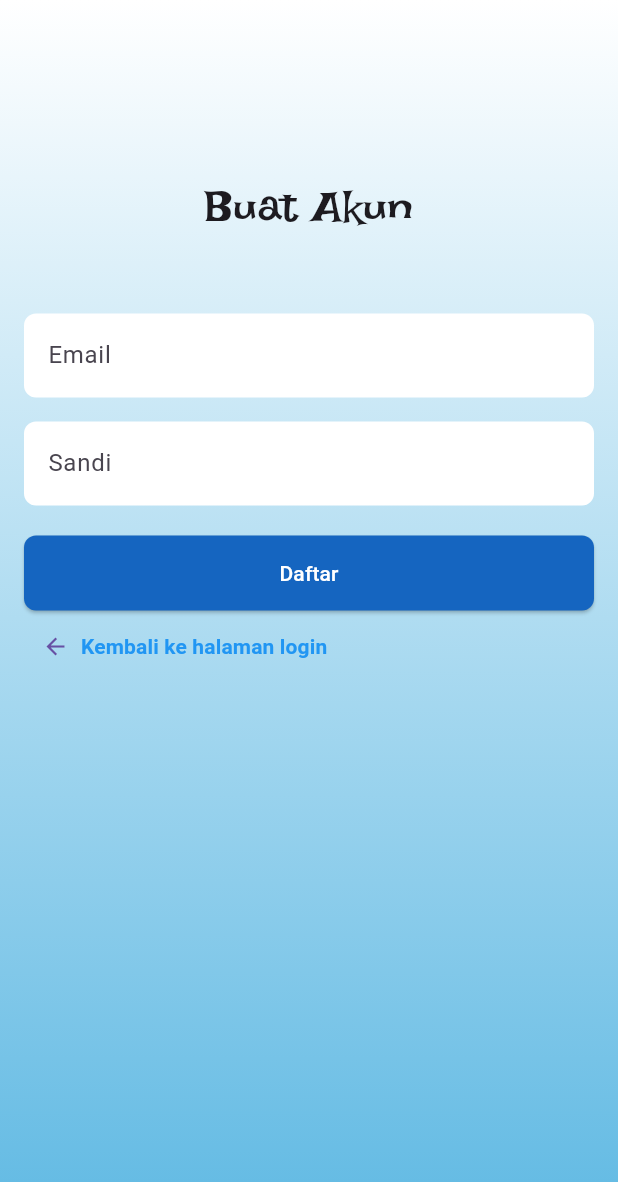
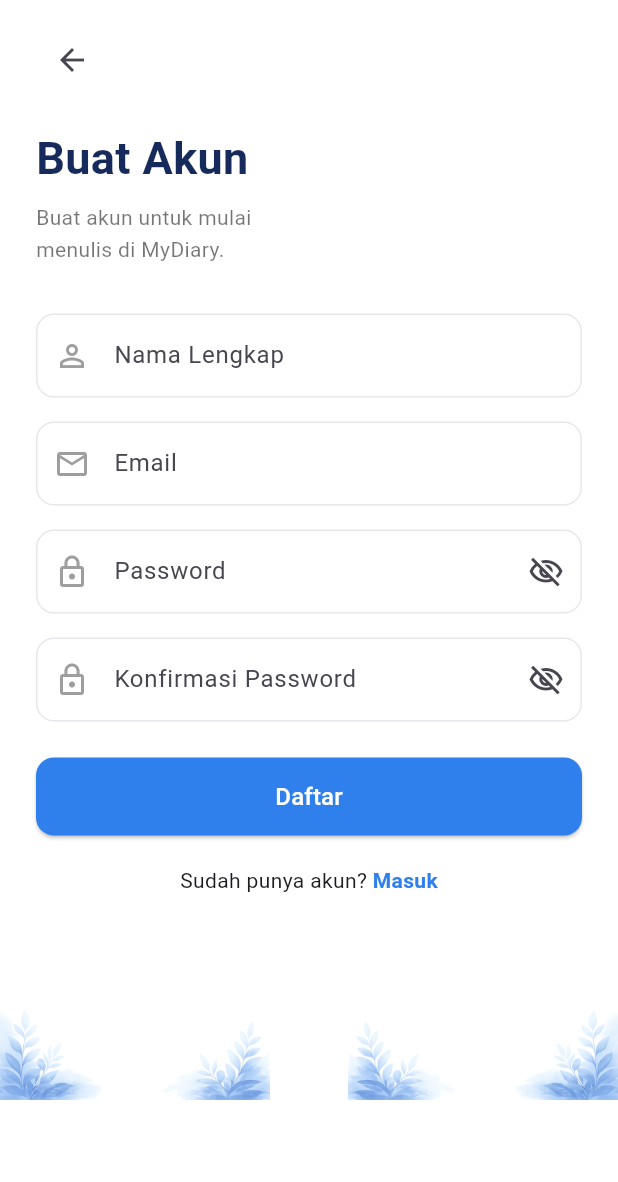
Before and after one commit to uinsaga-pmob/3A-02, a Flutter app: the RegisterPage screen opened directly, on a phone screen of 412 x 824 dp. Shown: the top 1182 px of the screen. Run offline on Flutter 3.47's test engine with Material 3 defaults, Android fonts, the phone set to English and light mode, and no system bars; our stand-ins replace image_picker, shared_preferences, sqflite; accounts and stored records are empty.

Commit message:
new register

```diff
--- a/lib/register_page.dart
+++ b/lib/register_page.dart
@@ -1,173 +1,280 @@
 import 'package:flutter/material.dart';
 import 'package:app_3a_02/database/db_helper.dart';
 
-class RegisterPage extends StatelessWidget {
-  RegisterPage({super.key});
-
-  final TextEditingController emailController = TextEditingController();
-
-  final TextEditingController passwordController = TextEditingController();
+class RegisterPage extends StatefulWidget {
+  const RegisterPage({super.key});
 
   @override
-  Widget build(BuildContext context) {
-    return SafeArea(
-      child: Scaffold(
-        body: Container(
-          decoration: BoxDecoration(
-            gradient: LinearGradient(
-              begin: Alignment.topCenter,
-              end: Alignment.bottomCenter,
-              colors: [Colors.white, Color(0xFF5FB9E3)],
-            ),
-          ),
+  State<RegisterPage> createState() => _RegisterPageState();
+}
 
-          padding: const EdgeInsets.all(16.0),
+class _RegisterPageState extends State<RegisterPage> {
+  final namaController = TextEditingController();
+  final emailController = TextEditingController();
+  final passwordController = TextEditingController();
+  final confirmPasswordController = TextEditingController();
 
-          child: Column(
-            children: [
-              SizedBox(height: 100),
+  bool hidePassword = true;
+  bool hideConfirmPassword = true;
 
-              // JUDUL
-              Text(
-                "Buat Akun",
-                style: TextStyle(fontFamily: "IrishGrover", fontSize: 30),
-              ),
+  @override
+  void dispose() {
+    namaController.dispose();
+    emailController.dispose();
+    passwordController.dispose();
+    confirmPasswordController.dispose();
+    super.dispose();
+  }
 
-              // FIELD EMAIL
-              SizedBox(height: 50),
+  Future<void> registerUser() async {
+    if (namaController.text.trim().isEmpty ||
+        emailController.text.trim().isEmpty ||
+        passwordController.text.trim().isEmpty ||
+        confirmPasswordController.text.trim().isEmpty) {
+      ScaffoldMessenger.of(
+        context,
+      ).showSnackBar(const SnackBar(content: Text("Semua field harus diisi")));
+      return;
+    }
 
-              TextField(
-                controller: emailController,
+    if (passwordController.text != confirmPasswordController.text) {
+      ScaffoldMessenger.of(context).showSnackBar(
+        const SnackBar(content: Text("Konfirmasi password tidak sesuai")),
+      );
+      return;
+    }
 
-                decoration: InputDecoration(
-                  filled: true,
-                  fillColor: Colors.white,
-                  hintText: "Email",
-
-                  border: OutlineInputBorder(
-                    borderRadius: BorderRadius.circular(8),
-                    borderSide: BorderSide.none,
-                  ),
-                ),
-              ),
-
-              // FIELD PASSWORD
-              SizedBox(height: 16),
-
-              TextField(
-                controller: passwordController,
-                obscureText: true,
-
-                decoration: InputDecoration(
-                  filled: true,
-                  fillColor: Colors.white,
-                  hintText: "Sandi",
-
-                  border: OutlineInputBorder(
-                    borderRadius: BorderRadius.circular(8),
-                    borderSide: BorderSide.none,
-                  ),
-                ),
-              ),
-
-              // BUTTON REGISTER
-              SizedBox(height: 20),
-
-              ElevatedButton(
-                onPressed: () async {
-                  if (emailController.text.isEmpty ||
-                      passwordController.text.isEmpty) {
-                    ScaffoldMessenger.of(context).showSnackBar(
-                      SnackBar(
-                        content: Text(
-                          "Email dan Sandi harus diisi",
-                          style: TextStyle(color: Colors.blue),
-                        ),
-
-                        backgroundColor: Colors.white,
-
-                        behavior: SnackBarBehavior.floating,
-                      ),
-                    );
-                  } else {
     try {
       await DBHelper.instance.registerUser(
         emailController.text.trim(),
         passwordController.text.trim(),
       );
 
-                      ScaffoldMessenger.of(context).showSnackBar(
-                        SnackBar(
-                          content: Text(
-                            "Akun berhasil dibuat",
-                            style: TextStyle(color: Colors.blue),
-                          ),
+      if (!mounted) return;
 
-                          backgroundColor: Colors.white,
-
-                          behavior: SnackBarBehavior.floating,
-                        ),
-                      );
+      ScaffoldMessenger.of(
+        context,
+      ).showSnackBar(const SnackBar(content: Text("Akun berhasil dibuat")));
 
       Navigator.pop(context);
     } catch (e) {
-                      ScaffoldMessenger.of(context).showSnackBar(
-                        SnackBar(
-                          content: Text(
-                            "Email sudah digunakan",
-                            style: TextStyle(color: Colors.blue),
+      ScaffoldMessenger.of(
+        context,
+      ).showSnackBar(const SnackBar(content: Text("Email sudah digunakan")));
+    }
+  }
+
+  InputDecoration customInput({
+    required String hint,
+    required IconData icon,
+    Widget? suffixIcon,
+  }) {
+    return InputDecoration(
+      hintText: hint,
+      filled: true,
+      fillColor: Colors.white,
+      prefixIcon: Icon(icon, color: Colors.grey),
+      suffixIcon: suffixIcon,
+      contentPadding: const EdgeInsets.symmetric(vertical: 16),
+      border: OutlineInputBorder(
+        borderRadius: BorderRadius.circular(12),
+        borderSide: const BorderSide(color: Color(0xFFE5E7EB)),
       ),
-
-                          backgroundColor: Colors.white,
-
-                          behavior: SnackBarBehavior.floating,
+      enabledBorder: OutlineInputBorder(
+        borderRadius: BorderRadius.circular(12),
+        borderSide: const BorderSide(color: Color(0xFFE5E7EB)),
+      ),
+      focusedBorder: OutlineInputBorder(
+        borderRadius: BorderRadius.circular(12),
+        borderSide: const BorderSide(color: Color(0xFF2F80ED)),
       ),
     );
   }
-                  }
-                },
 
-                style: ElevatedButton.styleFrom(
-                  backgroundColor: Colors.blue[800],
+  @override
+  Widget build(BuildContext context) {
+    return SafeArea(
+      child: Scaffold(
+        backgroundColor: Colors.white,
 
-                  shape: RoundedRectangleBorder(
-                    borderRadius: BorderRadius.circular(8),
+        body: Stack(
+          children: [
+            Positioned(
+              bottom: 0,
+              left: 0,
+              child: Opacity(
+                opacity: 0.9,
+                child: Image.asset("assets/images/leaf_bottom.png", width: 180),
+              ),
             ),
 
-                  minimumSize: Size(double.infinity, 50),
+            Positioned(
+              bottom: 0,
+              right: 0,
+              child: Transform.flip(
+                flipX: true,
+                child: Opacity(
+                  opacity: 0.9,
+                  child: Image.asset(
+                    "assets/images/leaf_bottom.png",
+                    width: 180,
+                  ),
+                ),
+              ),
             ),
 
-                child: Text("Daftar", style: TextStyle(color: Colors.white)),
-              ),
+            SingleChildScrollView(
+              padding: const EdgeInsets.symmetric(horizontal: 24, vertical: 16),
 
-              // BUTTON KEMBALI
-              TextButton(
+              child: Column(
+                crossAxisAlignment: CrossAxisAlignment.start,
+
+                children: [
+                  IconButton(
+                    padding: EdgeInsets.zero,
+                    constraints: const BoxConstraints(),
                     onPressed: () {
                       Navigator.pop(context);
                     },
+                    icon: const Icon(Icons.arrow_back),
+                  ),
 
-                child: Row(
-                  children: [
-                    Icon(Icons.arrow_back),
+                  const SizedBox(height: 20),
 
-                    SizedBox(width: 8),
-
-                    Text(
-                      "Kembali ke halaman login",
-
+                  const Text(
+                    "Buat Akun",
                     style: TextStyle(
+                      fontSize: 30,
                       fontWeight: FontWeight.bold,
-                        fontSize: 14,
-                        color: Colors.blue,
+                      color: Color(0xFF162B5B),
                     ),
                   ),
+
+                  const SizedBox(height: 8),
+
+                  const Text(
+                    "Buat akun untuk mulai\nmenulis di MyDiary.",
+                    style: TextStyle(color: Colors.black54, height: 1.5),
+                  ),
+
+                  const SizedBox(height: 32),
+
+                  TextField(
+                    controller: namaController,
+                    decoration: customInput(
+                      hint: "Nama Lengkap",
+                      icon: Icons.person_outline,
+                    ),
+                  ),
+
+                  const SizedBox(height: 16),
+
+                  TextField(
+                    controller: emailController,
+                    decoration: customInput(
+                      hint: "Email",
+                      icon: Icons.email_outlined,
+                    ),
+                  ),
+
+                  const SizedBox(height: 16),
+
+                  TextField(
+                    controller: passwordController,
+                    obscureText: hidePassword,
+                    decoration: customInput(
+                      hint: "Password",
+                      icon: Icons.lock_outline,
+                      suffixIcon: IconButton(
+                        icon: Icon(
+                          hidePassword
+                              ? Icons.visibility_off_outlined
+                              : Icons.visibility_outlined,
+                        ),
+                        onPressed: () {
+                          setState(() {
+                            hidePassword = !hidePassword;
+                          });
+                        },
+                      ),
+                    ),
+                  ),
+
+                  const SizedBox(height: 16),
+
+                  TextField(
+                    controller: confirmPasswordController,
+                    obscureText: hideConfirmPassword,
+                    decoration: customInput(
+                      hint: "Konfirmasi Password",
+                      icon: Icons.lock_outline,
+                      suffixIcon: IconButton(
+                        icon: Icon(
+                          hideConfirmPassword
+                              ? Icons.visibility_off_outlined
+                              : Icons.visibility_outlined,
+                        ),
+                        onPressed: () {
+                          setState(() {
+                            hideConfirmPassword = !hideConfirmPassword;
+                          });
+                        },
+                      ),
+                    ),
+                  ),
+
+                  const SizedBox(height: 24),
+
+                  SizedBox(
+                    width: double.infinity,
+                    height: 52,
+                    child: ElevatedButton(
+                      onPressed: registerUser,
+
+                      style: ElevatedButton.styleFrom(
+                        backgroundColor: const Color(0xFF2F80ED),
+                        shape: RoundedRectangleBorder(
+                          borderRadius: BorderRadius.circular(12),
+                        ),
+                      ),
+
+                      child: const Text(
+                        "Daftar",
+                        style: TextStyle(color: Colors.white, fontSize: 16),
+                      ),
+                    ),
+                  ),
+
+                  const SizedBox(height: 20),
+
+                  Center(
+                    child: Row(
+                      mainAxisSize: MainAxisSize.min,
+                      children: [
+                        const Text("Sudah punya akun? "),
+                        GestureDetector(
+                          onTap: () {
+                            Navigator.pop(context);
+                          },
+                          child: const Text(
+                            "Masuk",
+                            style: TextStyle(
+                              color: Color(0xFF2F80ED),
+                              fontWeight: FontWeight.bold,
+                            ),
+                          ),
+                        ),
+                      ],
+                    ),
+                  ),
+
+                  const SizedBox(height: 120),
                 ],
               ),
             ),
           ],
         ),
       ),
-      ),
     );
   }
 }
```
Lines whose indentation alone changed are shown as unchanged.
